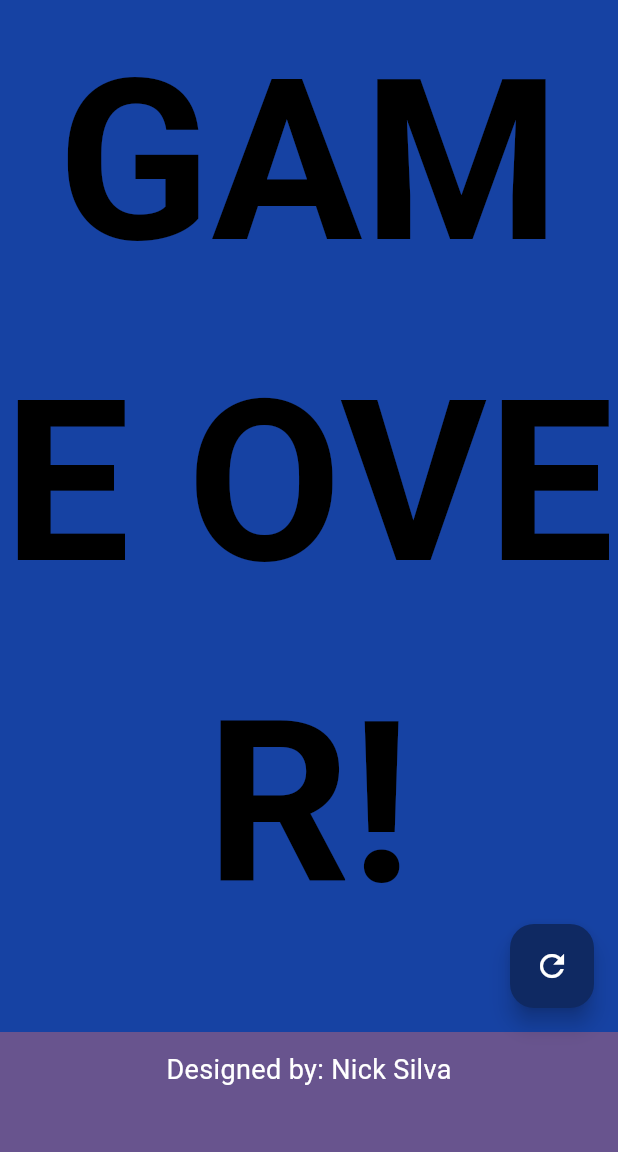
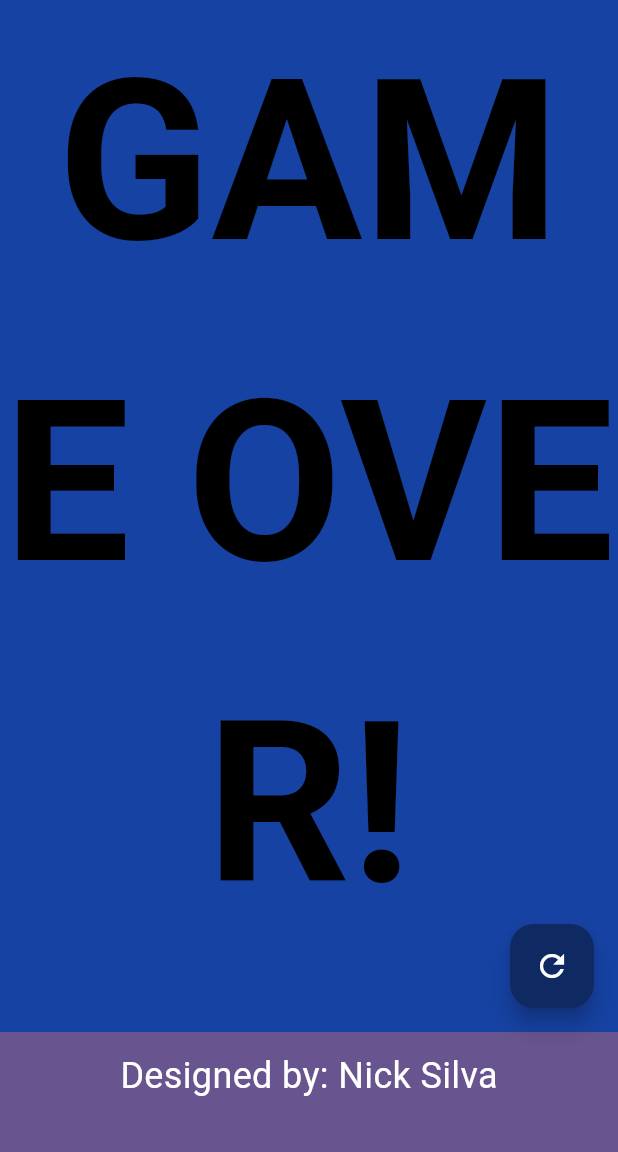
Before and after one commit to silvadollar/interval-timer, a Flutter app: the screen it shows after launch, after a tap on the "save" icon, after a tap on the "play arrow" icon, on a phone screen of 412 x 824 dp, the part 84-1236 px from its top. Run offline on Flutter 3.47's test engine with Material 3 defaults, Android fonts, the phone set to English and light mode, and no system bars; our stand-ins replace text_scroll; missing offline and left inert: dart:html.

Commit message:
Updated Marquee

```diff
--- a/lib/main.dart
+++ b/lib/main.dart
@@ -78,7 +78,7 @@ class _MyHomePageState extends State<MyHomePage> {
                           '                '
                           'Feel free to make a donation to nicksplace.org if you like the app. '
                           '                '
-                          'Follow me on Instagram @_silvadollar because I can write whatever I want here. ╭∩╮(Ο_Ο)╭∩╮ '
+                          'Follow me on Instagram @silvadollar_ because I can write whatever I want here. ╭∩╮(Ο_Ο)╭∩╮ '
                           '                '
                           'Thank you for using my app! '
                           '                '
@@ -95,17 +95,13 @@ class _MyHomePageState extends State<MyHomePage> {
                           velocity: Velocity(pixelsPerSecond: Offset(50, 0)),
                         ),
                       )
-                    : const SizedBox(height: 0),
-                currentPhase == TimerPhase.intervalTimerRunning
-                    ? const SizedBox(width: 10)
-                    : const SizedBox(width: 0),
-                const Text(
-                  'Designed by: Nick Silva',
-                  style: TextStyle(
-                    fontSize: 18,
-                    color: Colors.white,
-                  ),
-                ),
+                    : const Text(
+                        'Designed by: Nick Silva',
+                        style: TextStyle(
+                          fontSize: 24,
+                          color: Colors.white,
+                        ),
+                      ),
               ],
             ),
           ),
```
Also changed, not shown: 1 other file.
